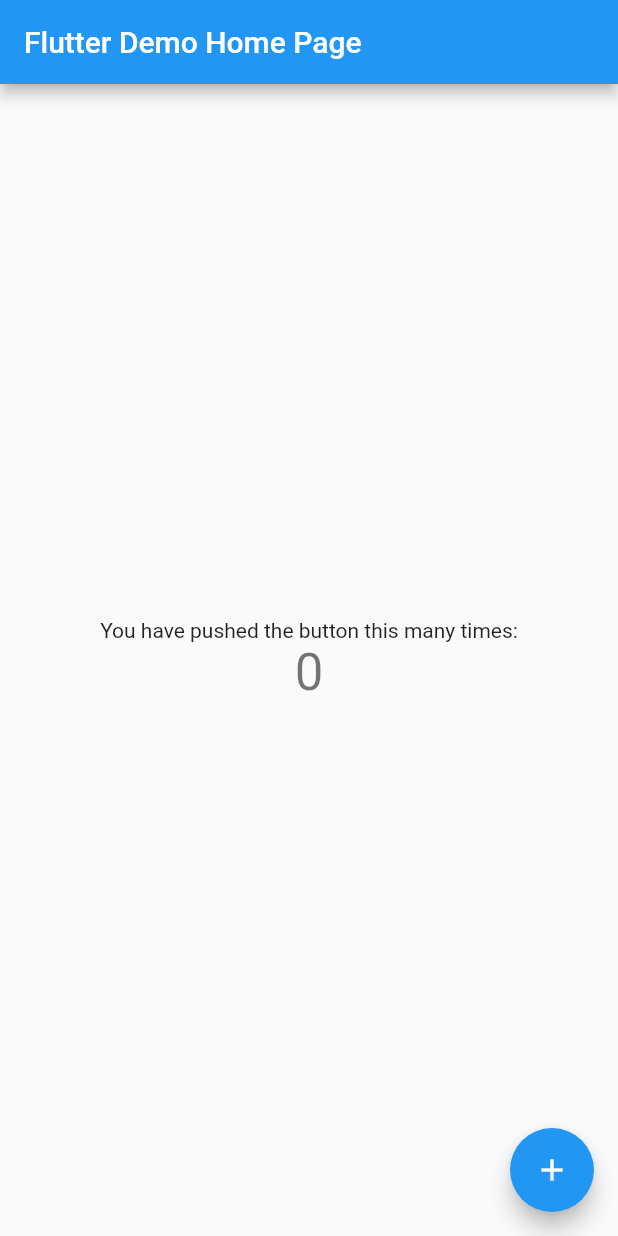
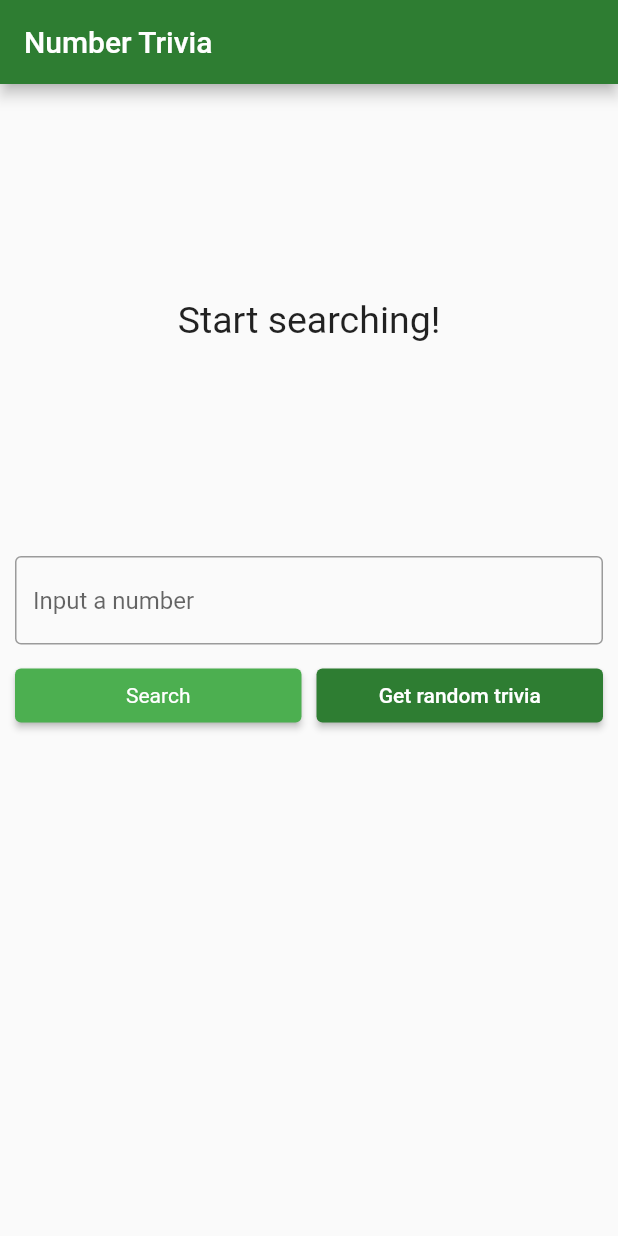
Before and after one commit to Ochornma/flutter_tdd, a Flutter app: the screen it shows after launch, on a phone screen of 412 x 824 dp. Run offline on Flutter 3.47's test engine with Material 2 defaults, Android fonts, the phone set to English and light mode, and no system bars; our stand-ins replace bloc, dartz, equatable, flutter_bloc, get_it and 1 more; missing offline and left inert: dart:ffi, data_connection_checker_nulls.

Commit message:
completed the clean architecture course

```diff
--- a/lib/feature/number_trival/presentation/bloc/number_trivia_event.dart
+++ b/lib/feature/number_trival/presentation/bloc/number_trivia_event.dart
@@ -14,6 +14,8 @@ class GetTriviaForConcreteNumber extends NumberTriviaEvent {
   final String numberString;
 
   const GetTriviaForConcreteNumber(this.numberString);
+  @override
+  List<Object> get props => [numberString];
 }
 
 class GetTriviaForRandomNumber extends NumberTriviaEvent {}
--- a/lib/feature/number_trival/presentation/bloc/number_trivia_state.dart
+++ b/lib/feature/number_trival/presentation/bloc/number_trivia_state.dart
@@ -4,37 +4,26 @@ abstract class NumberTriviaState extends Equatable {
   const NumberTriviaState();
 
   @override
-  List<Object> get props => [props];
-}
-
-
-//these are the different possible states
-
-//empty state
-class Empty extends NumberTriviaState {
-  @override
   List<Object> get props => [];
 }
 
-//loading state
-class Loading extends NumberTriviaState {
+class Empty extends NumberTriviaState {}
+
+class Loading extends NumberTriviaState {}
+
+class Loaded extends NumberTriviaState {
+  final NumberTrivia trivia;
+
+  Loaded({required this.trivia});
+
   @override
-  List<Object> get props => [];
-}
-
-//loaded state
-class Loaded extends NumberTriviaState {
-  final NumberTrivia numberTrivia;
-
-  const Loaded({required this.numberTrivia});
-  @override
-  List<Object> get props => [numberTrivia];
+  List<Object> get props => [trivia];
 }
 
 class Error extends NumberTriviaState {
-  final String errorMessage;
+  final String message;
 
-  const Error({required this.errorMessage});
+  Error({required this.message});
   @override
-  List<Object> get props => [errorMessage];
+  List<Object> get props => [message];
 }
--- /dev/null
+++ b/lib/feature/number_trival/presentation/pages/number_trivial_page.dart
@@ -0,0 +1,64 @@
+import 'package:flutter/material.dart';
+import '../../../../injection_container.dart';
+import '../bloc/number_trivia_bloc.dart';
+import 'package:flutter_bloc/flutter_bloc.dart';
+
+import '../widgets/widgets.dart';
+
+
+class NumberTriviaPage extends StatelessWidget {
+
+  @override
+  Widget build(BuildContext context) {
+    return Scaffold(
+      appBar: AppBar(
+        title: const Text('Number Trivia'),
+      ),
+      body: SingleChildScrollView(
+          child: buildBody(context)),
+    );
+  }
+
+BlocProvider<NumberTriviaBloc> buildBody(BuildContext context) {
+  return BlocProvider(
+      create: (context) => sl<NumberTriviaBloc>(),
+    child: Center(
+      child: Padding(
+        padding: const EdgeInsets.all(10),
+        child: Column(
+          children: <Widget>[
+            SizedBox(height: 10),
+            // Top half
+            BlocBuilder<NumberTriviaBloc, NumberTriviaState>(builder: (context, state){
+              if (state is Empty){
+                return const MessageDisplay(message: 'Start searching!');
+              }else if (state is Loading){
+
+                return const LoadingWidget();
+              }
+              else if (state is Error) {
+
+                return MessageDisplay(
+                  message: state.message,
+                );
+              }else if (state is Loaded) {
+
+                return TriviaDisplay(
+                  numberTrivia: state.trivia,
+                );
+              }else{
+                return Container();
+              }
+
+            }),
+
+            SizedBox(height: 20),
+            // Bottom half
+            TriviaControls()
+          ],
+        ),
+      ),
+    ),
+  );
+}
+}
--- /dev/null
+++ b/lib/feature/number_trival/presentation/widgets/message_display.dart
@@ -0,0 +1,26 @@
+import 'package:flutter/material.dart';
+
+class MessageDisplay extends StatelessWidget {
+  final String message;
+
+  const MessageDisplay({
+    required this.message,
+  })  ;
+
+  @override
+  Widget build(BuildContext context) {
+    return Container(
+      // Third of the size of the screen
+      height: MediaQuery.of(context).size.height / 3,
+      child: Center(
+        child: SingleChildScrollView(
+          child: Text(
+            message,
+            style: TextStyle(fontSize: 25),
+            textAlign: TextAlign.center,
+          ),
+        ),
+      ),
+    );
+  }
+}
--- /dev/null
+++ b/lib/feature/number_trival/presentation/widgets/trivial_controls.dart
@@ -0,0 +1,71 @@
+import 'package:flutter/material.dart';
+import '../bloc/number_trivia_bloc.dart';
+import 'package:flutter_bloc/flutter_bloc.dart';
+
+
+class TriviaControls extends StatefulWidget {
+
+  @override
+  _TriviaControlsState createState() => _TriviaControlsState();
+}
+
+
+class _TriviaControlsState extends State<TriviaControls> {
+  final controller = TextEditingController();
+   late String inputStr;
+
+  @override
+  Widget build(BuildContext context) {
+    return Column(
+      children: <Widget>[
+        TextField(
+          controller: controller,
+          keyboardType: TextInputType.number,
+          decoration: const InputDecoration(
+            border: OutlineInputBorder(),
+            hintText: 'Input a number',
+          ),
+          onChanged: (value) {
+            inputStr = value;
+          },
+          onSubmitted: (_) {
+            dispatchConcrete();
+          },
+        ),
+        const SizedBox(height: 10),
+        Row(
+          children: <Widget>[
+            Expanded(
+              child: ElevatedButton(
+                style: ElevatedButton.styleFrom(primary: Theme.of(context).colorScheme.secondary,
+                    textStyle: const TextStyle(color: Colors.white)),
+                onPressed: dispatchConcrete,
+                child: const Text('Search'),
+              ),
+            ),
+            const SizedBox(width: 10),
+            Expanded(
+              child: ElevatedButton(
+                onPressed: dispatchRandom,
+                child: const Text('Get random trivia'),
+              ),
+            ),
+          ],
+        )
+      ],
+    );
+  }
+
+  void dispatchConcrete() {
+    // Clearing the TextField to prepare it for the next inputted number
+    controller.clear();
+
+    BlocProvider.of<NumberTriviaBloc>(context)
+        .add(GetTriviaForConcreteNumber(inputStr));
+  }
+
+  void dispatchRandom() {
+    BlocProvider.of<NumberTriviaBloc>(context)
+        .add(GetTriviaForRandomNumber());
+  }
+}
--- /dev/null
+++ b/lib/feature/number_trival/presentation/widgets/widgets.dart
@@ -0,0 +1,4 @@
+export 'loading_widget.dart';
+export 'message_display.dart';
+export 'trivial_display.dart';
+export 'trivial_controls.dart';
--- a/lib/injection_container.dart
+++ b/lib/injection_container.dart
@@ -3,7 +3,7 @@ import 'package:clean_architecure_course/feature/number_trival/domain/usecases/g
 import 'package:clean_architecure_course/feature/number_trival/presentation/bloc/number_trivia_bloc.dart';
 import 'package:clean_architecure_course/platform/network_info.dart';
 import 'package:clean_architecure_course/util/input_converter.dart';
-import 'package:data_connection_checker/data_connection_checker.dart';
+import 'package:data_connection_checker_nulls/data_connection_checker_nulls.dart';
 import 'package:get_it/get_it.dart';
 import 'package:shared_preferences/shared_preferences.dart';
 import 'feature/number_trival/data/datasources/number_trivia_local_data_source.dart';
--- a/lib/main.dart
+++ b/lib/main.dart
@@ -1,3 +1,4 @@
+import 'package:clean_architecure_course/feature/number_trival/presentation/pages/number_trivial_page.dart';
 import 'package:flutter/material.dart';
 import 'injection_container.dart' as di;
 
@@ -5,116 +6,26 @@ import 'injection_container.dart' as di;
 void main() async {
   //we are using await the di is a future but if not it should be
   // di.init();
+  WidgetsFlutterBinding.ensureInitialized();
   await di.init();
-  runApp(const MyApp());
+  await di.sl.allReady();
+
+  runApp(MyApp());
 }
 
 class MyApp extends StatelessWidget {
-  const MyApp({Key? key}) : super(key: key);
-
-  // This widget is the root of your application.
   @override
   Widget build(BuildContext context) {
     return MaterialApp(
-      title: 'Flutter Demo',
+      debugShowCheckedModeBanner: false,
+      title: 'Material App',
       theme: ThemeData(
-        // This is the theme of your application.
-        //
-        // Try running your application with "flutter run". You'll see the
-        // application has a blue toolbar. Then, without quitting the app, try
-        // changing the primarySwatch below to Colors.green and then invoke
-        // "hot reload" (press "r" in the console where you ran "flutter run",
-        // or simply save your changes to "hot reload" in a Flutter IDE).
-        // Notice that the counter didn't reset back to zero; the application
-        // is not restarted.
-        primarySwatch: Colors.blue,
+        colorScheme: ColorScheme.fromSwatch().copyWith(
+          secondary: Colors.green.shade500, // Your accent color
+          primary: Colors.green.shade800
+        ),
       ),
-      home: const MyHomePage(title: 'Flutter Demo Home Page'),
+      home: NumberTriviaPage(),
     );
   }
 }
-
-class MyHomePage extends StatefulWidget {
-  const MyHomePage({Key? key, required this.title}) : super(key: key);
-
-  // This widget is the home page of your application. It is stateful, meaning
-  // that it has a State object (defined below) that contains fields that affect
-  // how it looks.
-
-  // This class is the configuration for the state. It holds the values (in this
-  // case the title) provided by the parent (in this case the App widget) and
-  // used by the build method of the State. Fields in a Widget subclass are
-  // always marked "final".
-
-  final String title;
-
-  @override
-  State<MyHomePage> createState() => _MyHomePageState();
-}
-
-class _MyHomePageState extends State<MyHomePage> {
-  int _counter = 0;
-
-  void _incrementCounter() {
-    setState(() {
-      // This call to setState tells the Flutter framework that something has
-      // changed in this State, which causes it to rerun the build method below
-      // so that the display can reflect the updated values. If we changed
-      // _counter without calling setState(), then the build method would not be
-      // called again, and so nothing would appear to happen.
-      _counter++;
-    });
-  }
-
-  @override
-  Widget build(BuildContext context) {
-    // This method is rerun every time setState is called, for instance as done
-    // by the _incrementCounter method above.
-    //
-    // The Flutter framework has been optimized to make rerunning build methods
-    // fast, so that you can just rebuild anything that needs updating rather
-    // than having to individually change instances of widgets.
-    return Scaffold(
-      appBar: AppBar(
-        // Here we take the value from the MyHomePage object that was created by
-        // the App.build method, and use it to set our appbar title.
-        title: Text(widget.title),
-      ),
-      body: Center(
-        // Center is a layout widget. It takes a single child and positions it
-        // in the middle of the parent.
-        child: Column(
-          // Column is also a layout widget. It takes a list of children and
-          // arranges them vertically. By default, it sizes itself to fit its
-          // children horizontally, and tries to be as tall as its parent.
-          //
-          // Invoke "debug painting" (press "p" in the console, choose the
-          // "Toggle Debug Paint" action from the Flutter Inspector in Android
-          // Studio, or the "Toggle Debug Paint" command in Visual Studio Code)
-          // to see the wireframe for each widget.
-          //
-          // Column has various properties to control how it sizes itself and
-          // how it positions its children. Here we use mainAxisAlignment to
-          // center the children vertically; the main axis here is the vertical
-          // axis because Columns are vertical (the cross axis would be
-          // horizontal).
-          mainAxisAlignment: MainAxisAlignment.center,
-          children: <Widget>[
-            const Text(
-              'You have pushed the button this many times:',
-            ),
-            Text(
-              '$_counter',
-              style: Theme.of(context).textTheme.headline4,
-            ),
-          ],
-        ),
-      ),
-      floatingActionButton: FloatingActionButton(
-        onPressed: _incrementCounter,
-        tooltip: 'Increment',
-        child: const Icon(Icons.add),
-      ), // This trailing comma makes auto-formatting nicer for build methods.
-    );
-  }
-}
--- a/lib/platform/network_info.dart
+++ b/lib/platform/network_info.dart
@@ -1,4 +1,4 @@
-import 'package:data_connection_checker/data_connection_checker.dart';
+import 'package:data_connection_checker_nulls/data_connection_checker_nulls.dart';
 
 abstract class NetworkInfo {
   Future<bool> get isConnected;
```
Also changed, not shown: lib/feature/number_trival/presentation/bloc/number_trivia_bloc.dart (+34 -34 lines), lib/feature/number_trival/presentation/widgets/loading_widget.dart (added, +15 -0 lines), lib/feature/number_trival/presentation/widgets/trivial_display.dart (added, +43 -0 lines), pubspec.yaml (+5 -5 lines), pubspec.lock.
